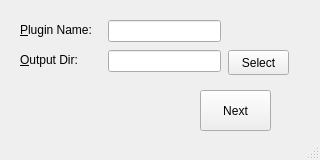
Before: the Qt Designer form Source/Applications/PluginMaker/UI_Files/PluginMaker.ui in BlueQuartzSoftware/DREAM3D, drawn with Qt 5.
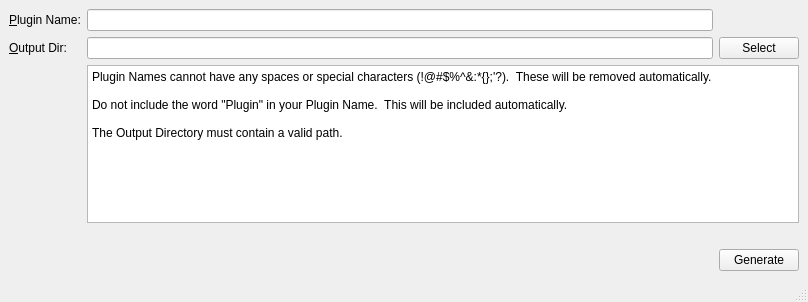
After: the same form once the commit is applied.

Commit message: Created Qt Application that generates the skeleton code for a DREAM3D Plugin that contains a single filter

```diff
--- a/Source/Applications/PluginMaker/UI_Files/PluginMaker.ui
+++ b/Source/Applications/PluginMaker/UI_Files/PluginMaker.ui
@@ -9,77 +9,48 @@
    <rect>
     <x>0</x>
     <y>0</y>
-    <width>320</width>
-    <height>160</height>
+    <width>808</width>
+    <height>302</height>
    </rect>
   </property>
+  <property name="sizePolicy">
+   <sizepolicy hsizetype="Preferred" vsizetype="Preferred">
+    <horstretch>0</horstretch>
+    <verstretch>0</verstretch>
+   </sizepolicy>
+  </property>
   <property name="minimumSize">
    <size>
-    <width>320</width>
-    <height>160</height>
+    <width>800</width>
+    <height>275</height>
    </size>
   </property>
   <property name="maximumSize">
    <size>
-    <width>320</width>
-    <height>160</height>
+    <width>16777215</width>
+    <height>800</height>
    </size>
   </property>
   <property name="windowTitle">
    <string>Plugin Maker</string>
   </property>
   <widget class="QWidget" name="centralwidget">
-   <widget class="QPushButton" name="selectButton">
-    <property name="geometry">
-     <rect>
-      <x>228</x>
-      <y>50</y>
-      <width>61</width>
-      <height>25</height>
-     </rect>
-    </property>
-    <property name="text">
-     <string>Select</string>
-    </property>
-   </widget>
-   <widget class="QPushButton" name="nextButton">
-    <property name="geometry">
-     <rect>
-      <x>200</x>
-      <y>90</y>
-      <width>71</width>
-      <height>41</height>
-     </rect>
-    </property>
-    <property name="text">
-     <string>Next</string>
-    </property>
-   </widget>
+   <layout class="QGridLayout" name="gridLayout">
+    <item row="0" column="0">
    <widget class="QLabel" name="nameLabel">
-    <property name="geometry">
-     <rect>
-      <x>20</x>
-      <y>20</y>
-      <width>91</width>
-      <height>20</height>
-     </rect>
-    </property>
     <property name="text">
      <string>&amp;Plugin Name:</string>
     </property>
     <property name="buddy">
-     <cstring>pluginName</cstring>
-    </property>
-   </widget>
+       <cstring>name</cstring>
+      </property>
+     </widget>
+    </item>
+    <item row="0" column="1">
+     <widget class="QLineEdit" name="name"/>
+    </item>
+    <item row="1" column="0">
    <widget class="QLabel" name="outputFileNameLabel">
-    <property name="geometry">
-     <rect>
-      <x>20</x>
-      <y>50</y>
-      <width>91</width>
-      <height>20</height>
-     </rect>
-    </property>
     <property name="text">
      <string>&amp;Output Dir:</string>
     </property>
@@ -87,26 +58,52 @@
      <cstring>outputFileName</cstring>
     </property>
    </widget>
-   <widget class="QLineEdit" name="pluginName">
-    <property name="geometry">
-     <rect>
-      <x>108</x>
-      <y>20</y>
-      <width>113</width>
-      <height>22</height>
-     </rect>
-    </property>
-   </widget>
-   <widget class="QLineEdit" name="outputFileName">
-    <property name="geometry">
-     <rect>
-      <x>108</x>
-      <y>50</y>
-      <width>113</width>
-      <height>22</height>
-     </rect>
-    </property>
-   </widget>
+    </item>
+    <item row="1" column="1">
+     <widget class="QLineEdit" name="outputFileName"/>
+    </item>
+    <item row="2" column="1" colspan="2">
+     <widget class="QPlainTextEdit" name="infoBox">
+      <property name="minimumSize">
+       <size>
+        <width>0</width>
+        <height>0</height>
+       </size>
+      </property>
+      <property name="readOnly">
+       <bool>true</bool>
+      </property>
+      <property name="plainText">
+       <string>Plugin Names cannot have any spaces or special characters (!@#$%^&amp;:*{};'?).  These will be removed automatically.
+
+Do not include the word &quot;Plugin&quot; in your Plugin Name.  This will be included automatically.
+
+The Output Directory must contain a valid path.</string>
+      </property>
+     </widget>
+    </item>
+    <item row="3" column="1" colspan="2">
+     <widget class="QLabel" name="errorMessage">
+      <property name="text">
+       <string/>
+      </property>
+     </widget>
+    </item>
+    <item row="4" column="2">
+     <widget class="QPushButton" name="generateButton">
+      <property name="text">
+       <string>Generate</string>
+      </property>
+     </widget>
+    </item>
+    <item row="1" column="2">
+     <widget class="QPushButton" name="selectButton">
+      <property name="text">
+       <string>Select</string>
+      </property>
+     </widget>
+    </item>
+   </layout>
   </widget>
   <widget class="QMenuBar" name="menubar">
    <property name="geometry">
```
Left out of the diff: 2 changed lines with no effect on the pictures. Lines whose indentation alone changed are shown as unchanged. The commit also changes 13 other files.
